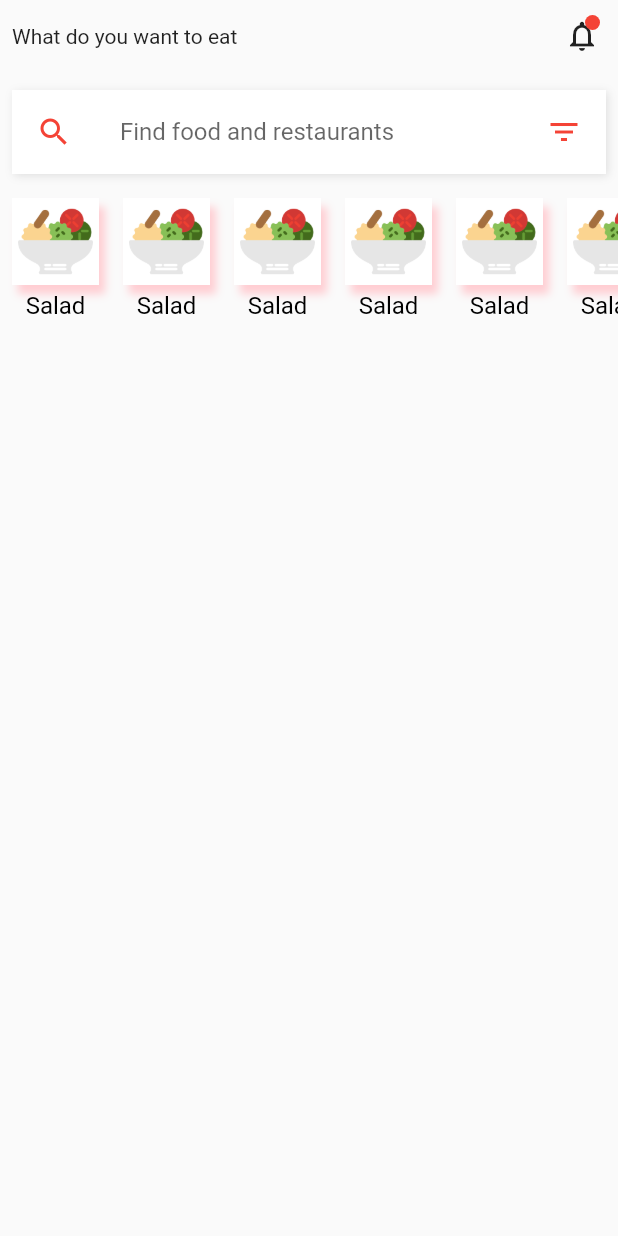
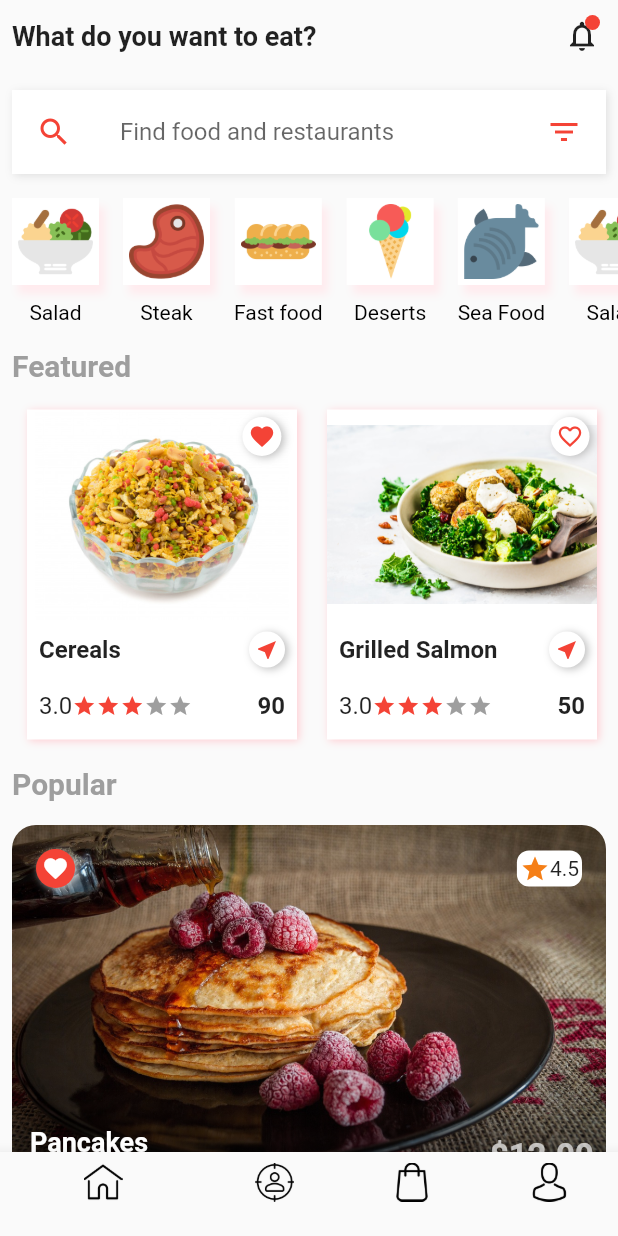
Before and after one commit to Blazebrain/food_blaze, a Flutter app: the screen it shows after launch, on a phone screen of 412 x 824 dp. Run offline on Flutter 3.47's test engine with Material 2 defaults, Android fonts, the phone set to English and light mode, and no system bars.

Commit message:
first screen done

```diff
--- a/lib/home_page.dart
+++ b/lib/home_page.dart
@@ -1,6 +1,11 @@
 import 'package:flutter/material.dart';
-import 'package:food_blaze/widgets/categories.dart';
-import 'package:food_blaze/widgets/title.dart';
+
+import 'widgets/categories.dart';
+import 'widgets/custom_subtitles.dart';
+import 'widgets/custom_text.dart';
+import 'widgets/featured_food.dart';
+import 'widgets/custom_nav_bar.dart';
+import 'widgets/popular_food.dart';
 
 class HomePage extends StatefulWidget {
   @override
@@ -19,7 +24,11 @@ class _HomePageState extends State<HomePage> {
               children: [
                 Padding(
                   padding: const EdgeInsets.all(8.0),
-                  child: Text('What do you want to eat'),
+                  child: CustomText(
+                    text: 'What do you want to eat?',
+                    size: 18,
+                    weight: FontWeight.bold,
+                  ),
                 ),
                 Stack(
                   children: [
@@ -78,9 +87,14 @@ class _HomePageState extends State<HomePage> {
               ),
             ),
             Categories(),
+            CustomSubTitles(title: 'Featured'),
+            FeaturedFood(),
+            CustomSubTitles(title: 'Popular'),
+            PopularFood(),
           ],
         ),
       ),
+      bottomNavigationBar: MyNavBar(),
     );
   }
 }
--- /dev/null
+++ b/lib/models/category.dart
@@ -0,0 +1,11 @@
+import 'package:flutter/material.dart';
+
+class Category {
+  final String name;
+  final String imageUrl;
+
+  Category({
+    @required this.name,
+    @required this.imageUrl,
+  });
+}
--- /dev/null
+++ b/lib/models/featured.dart
@@ -0,0 +1,19 @@
+import 'package:flutter/widgets.dart';
+
+class Featured {
+  final String imageUrl;
+  final String name;
+  final String price;
+  final double rating;
+  final String vendor;
+  final bool wish;
+
+  Featured({
+    @required this.imageUrl,
+    @required this.name,
+    @required this.price,
+    @required this.rating,
+    @required this.vendor,
+    this.wish,
+  });
+}
--- a/lib/widgets/categories.dart
+++ b/lib/widgets/categories.dart
@@ -1,14 +1,25 @@
 import 'package:flutter/material.dart';
+import 'package:food_blaze/models/category.dart';
 
-import 'title.dart';
+import 'custom_text.dart';
+
+List<Category> categoriesList = [
+  Category(name: 'Salad', imageUrl: 'salad.png'),
+  Category(name: 'Steak', imageUrl: 'steak.png'),
+  Category(name: 'Fast food', imageUrl: 'sandwich.png'),
+  Category(name: 'Deserts', imageUrl: 'ice-cream.png'),
+  Category(name: 'Sea Food', imageUrl: 'fish.png'),
+  Category(name: 'Salad', imageUrl: 'salad.png'),
+  Category(name: 'Steak', imageUrl: 'steak.png'),
+];
 
 class Categories extends StatelessWidget {
   @override
   Widget build(BuildContext context) {
     return Container(
-      height: 120,
+      height: 100,
       child: ListView.builder(
-          itemCount: 6,
+          itemCount: categoriesList.length,
           scrollDirection: Axis.horizontal,
           itemBuilder: (context, index) {
             return Padding(
@@ -22,24 +33,24 @@ class Categories extends StatelessWidget {
                         BoxShadow(
                           blurRadius: 4,
                           offset: Offset(4, 6),
-                          color: Colors.red[100],
+                          color: Colors.red[50],
                         )
                       ],
                     ),
                     child: Padding(
                       padding: EdgeInsets.all(4),
                       child: Image.asset(
-                        'images/salad.png',
+                        'images/${categoriesList[index].imageUrl}',
                         width: 50,
                       ),
                     ),
                   ),
                   SizedBox(
-                    height: 4,
+                    height: 10,
                   ),
                   CustomText(
-                    text: 'Salad',
-                    size: 16,
+                    text: categoriesList[index].name,
+                    size: 14,
                     color: Colors.black,
                   ),
                 ],
--- /dev/null
+++ b/lib/widgets/custom_nav_bar.dart
@@ -0,0 +1,63 @@
+import 'package:flutter/material.dart';
+
+import 'custom_text.dart';
+
+class MyNavBar extends StatelessWidget {
+  const MyNavBar({
+    Key key,
+  }) : super(key: key);
+
+  @override
+  Widget build(BuildContext context) {
+    return BottomNavigationBar(showUnselectedLabels: true, items: [
+      BottomNavigationBarItem(
+        icon: Image.asset(
+          'images/home.png',
+          width: 26,
+          height: 26,
+        ),
+        title: CustomText(
+          text: 'Home',
+          color: Colors.black,
+          size: 14,
+        ),
+      ),
+      BottomNavigationBarItem(
+        icon: Image.asset(
+          'images/target.png',
+          width: 26,
+          height: 26,
+        ),
+        title: CustomText(
+          text: 'Near by',
+          color: Colors.black,
+          size: 14,
+        ),
+      ),
+      BottomNavigationBarItem(
+        icon: Image.asset(
+          'images/shopping-bag.png',
+          width: 26,
+          height: 26,
+        ),
+        title: CustomText(
+          text: 'Cart',
+          color: Colors.black,
+          size: 14,
+        ),
+      ),
+      BottomNavigationBarItem(
+        icon: Image.asset(
+          'images/avatar.png',
+          width: 26,
+          height: 26,
+        ),
+        title: CustomText(
+          text: 'Account',
+          color: Colors.black,
+          size: 14,
+        ),
+      ),
+    ]);
+  }
+}
--- /dev/null
+++ b/lib/widgets/custom_subtitles.dart
@@ -0,0 +1,24 @@
+import 'package:flutter/material.dart';
+
+import 'custom_text.dart';
+
+class CustomSubTitles extends StatelessWidget {
+  final String title;
+  const CustomSubTitles({
+    Key key,
+    @required this.title,
+  }) : super(key: key);
+
+  @override
+  Widget build(BuildContext context) {
+    return Padding(
+      padding: const EdgeInsets.all(8.0),
+      child: CustomText(
+        text: title,
+        size: 20,
+        color: Colors.grey,
+        weight: FontWeight.bold,
+      ),
+    );
+  }
+}
--- /dev/null
+++ b/lib/widgets/favourite_button.dart
@@ -0,0 +1,30 @@
+import 'package:flutter/material.dart';
+
+class FavouriteButton extends StatelessWidget {
+  final Icon icon;
+  final Color color;
+  const FavouriteButton({
+    Key key,
+    this.icon,
+    this.color,
+  }) : super(key: key);
+
+  @override
+  Widget build(BuildContext context) {
+    return Container(
+      padding: EdgeInsets.all(4),
+      decoration: BoxDecoration(
+        borderRadius: BorderRadius.circular(20),
+        color: color,
+        boxShadow: [
+          BoxShadow(
+            blurRadius: 4,
+            offset: Offset(2, 1),
+            color: Colors.grey[400],
+          )
+        ],
+      ),
+      child: icon,
+    );
+  }
+}
--- /dev/null
+++ b/lib/widgets/featured_food.dart
@@ -0,0 +1,156 @@
+import 'package:flutter/material.dart';
+import 'package:food_blaze/models/featured.dart';
+
+import 'custom_text.dart';
+import 'favourite_button.dart';
+
+List<Featured> featuredFoodList = [
+  Featured(
+      imageUrl: '1.jpg',
+      name: 'Cereals',
+      price: '90',
+      rating: 3.0,
+      vendor: '4.7',
+      wish: true),
+  Featured(
+      imageUrl: '2.jpg',
+      name: 'Grilled Salmon',
+      price: '50',
+      rating: 3.0,
+      vendor: 'Maggi',
+      wish: false),
+  Featured(
+      imageUrl: '3.jpg',
+      name: 'Taccos',
+      price: '65',
+      rating: 4.0,
+      vendor: 'Maggi',
+      wish: true),
+  Featured(
+      imageUrl: '4.jpeg',
+      name: 'Freshyo',
+      price: '30',
+      rating: 3.0,
+      vendor: 'Maggi',
+      wish: false),
+  Featured(
+      imageUrl: '5.jpg',
+      name: 'Cactonus',
+      price: '70',
+      rating: 3.0,
+      vendor: 'Maggi',
+      wish: true),
+];
+
+class FeaturedFood extends StatelessWidget {
+  const FeaturedFood({
+    Key key,
+  }) : super(key: key);
+
+  @override
+  Widget build(BuildContext context) {
+    return Container(
+      margin: EdgeInsets.only(left: 8),
+      height: 240,
+      child: ListView.builder(
+        scrollDirection: Axis.horizontal,
+        itemCount: featuredFoodList.length,
+        itemBuilder: (context, index) {
+          return Padding(
+            padding: const EdgeInsets.all(10.0),
+            child: Container(
+              width: 180,
+              height: 240,
+              decoration: BoxDecoration(
+                color: Colors.white,
+                boxShadow: [
+                  BoxShadow(
+                    blurRadius: 4,
+                    offset: Offset(1, 1),
+                    color: Colors.red[100],
+                  )
+                ],
+              ),
+              child: Column(
+                children: [
+                  Stack(
+                    children: [
+                      Image.asset(
+                        'images/${featuredFoodList[index].imageUrl}',
+                        height: 140,
+                        // width: 140,
+                      ),
+                      Positioned(
+                        top: 5,
+                        right: 5,
+                        child: FavouriteButton(
+                          color: Colors.white,
+                          icon: featuredFoodList[index].wish
+                              ? Icon(
+                                  Icons.favorite,
+                                  color: Colors.red,
+                                  size: 18,
+                                )
+                              : Icon(
+                                  Icons.favorite_border,
+                                  color: Colors.red,
+                                  size: 18,
+                                ),
+                        ),
+                      ),
+                    ],
+                  ),
+                  Padding(
+                    padding: const EdgeInsets.all(8.0),
+                    child: Row(
+                      mainAxisAlignment: MainAxisAlignment.spaceBetween,
+                      children: [
+                        CustomText(
+                          text: featuredFoodList[index].name,
+                          size: 16,
+                          weight: FontWeight.w600,
+                        ),
+                        FavouriteButton(
+                          color: Colors.white,
+                          icon: Icon(
+                            Icons.near_me,
+                            size: 16,
+                            color: Colors.red,
+                          ),
+                        ),
+                      ],
+                    ),
+                  ),
+                  Padding(
+                    padding: const EdgeInsets.all(8.0),
+                    child: Row(
+                      mainAxisAlignment: MainAxisAlignment.spaceBetween,
+                      children: [
+                        Row(
+                          children: [
+                            CustomText(
+                                text:
+                                    featuredFoodList[index].rating.toString()),
+                            Icon(Icons.star, color: Colors.red, size: 16),
+                            Icon(Icons.star, color: Colors.red, size: 16),
+                            Icon(Icons.star, color: Colors.red, size: 16),
+                            Icon(Icons.star, color: Colors.grey, size: 16),
+                            Icon(Icons.star, color: Colors.grey, size: 16),
+                          ],
+                        ),
+                        CustomText(
+                          text: featuredFoodList[index].price,
+                          weight: FontWeight.bold,
+                        ),
+                      ],
+                    ),
+                  )
+                ],
+              ),
+            ),
+          );
+        },
+      ),
+    );
+  }
+}
--- /dev/null
+++ b/lib/widgets/popular_food.dart
@@ -0,0 +1,129 @@
+import 'package:flutter/material.dart';
+
+import 'custom_text.dart';
+import 'favourite_button.dart';
+
+class PopularFood extends StatelessWidget {
+  const PopularFood({
+    Key key,
+  }) : super(key: key);
+
+  @override
+  Widget build(BuildContext context) {
+    return Padding(
+      padding: const EdgeInsets.all(8.0),
+      child: Stack(
+        children: [
+          ClipRRect(
+            borderRadius: BorderRadius.circular(16),
+            child: Image.asset('images/food.jpg'),
+          ),
+          Padding(
+            padding: const EdgeInsets.all(16.0),
+            child: Row(
+              mainAxisAlignment: MainAxisAlignment.spaceBetween,
+              children: [
+                FavouriteButton(
+                  icon: Icon(
+                    Icons.favorite,
+                    color: Colors.white,
+                    size: 18,
+                  ),
+                  color: Colors.red,
+                ),
+                Container(
+                  padding: EdgeInsets.all(2),
+                  decoration: BoxDecoration(
+                    color: Colors.white,
+                    borderRadius: BorderRadius.circular(8),
+                  ),
+                  child: Row(
+                    children: [
+                      Icon(
+                        Icons.star,
+                        size: 20,
+                        color: Colors.yellow[900],
+                      ),
+                      Text('4.5'),
+                    ],
+                  ),
+                )
+              ],
+            ),
+          ),
+          Positioned.fill(
+              child: Align(
+            alignment: Alignment.bottomCenter,
+            child: Container(
+              height: 100,
+              decoration: BoxDecoration(
+                  borderRadius: BorderRadius.only(
+                    bottomLeft: Radius.circular(20),
+                    bottomRight: Radius.circular(20),
+                  ),
+                  gradient: LinearGradient(
+                      begin: Alignment.bottomCenter,
+                      end: Alignment.topCenter,
+                      colors: [
+                        Colors.black.withOpacity(0.8),
+                        Colors.black.withOpacity(0.7),
+                        Colors.black.withOpacity(0.6),
+                        Colors.black.withOpacity(0.5),
+                        Colors.black.withOpacity(0.4),
+                        Colors.black.withOpacity(0.3),
+                        Colors.black.withOpacity(0.2),
+                        Colors.black.withOpacity(0.1),
+                        Colors.black.withOpacity(0.05),
+                        Colors.black.withOpacity(0.025),
+                      ])),
+            ),
+          )),
+          Positioned.fill(
+            child: Align(
+              alignment: Alignment.bottomCenter,
+              child: Row(
+                mainAxisAlignment: MainAxisAlignment.spaceBetween,
+                children: [
+                  Padding(
+                    padding: EdgeInsets.fromLTRB(12, 8, 8, 8),
+                    child: RichText(
+                        text: TextSpan(children: [
+                      TextSpan(
+                        text: 'Pancakes \n',
+                        style: TextStyle(
+                          fontWeight: FontWeight.bold,
+                          fontSize: 18,
+                        ),
+                      ),
+                      TextSpan(
+                        text: 'by: ',
+                        style: TextStyle(
+                          fontSize: 14,
+                        ),
+                      ),
+                      TextSpan(
+                        text: 'Pizzahut',
+                        style: TextStyle(
+                          fontSize: 16,
+                        ),
+                      ),
+                    ])),
+                  ),
+                  Padding(
+                    padding: const EdgeInsets.all(8.0),
+                    child: CustomText(
+                      text: '\$12.99',
+                      size: 22,
+                      color: Colors.white70,
+                      weight: FontWeight.bold,
+                    ),
+                  ),
+                ],
+              ),
+            ),
+          )
+        ],
+      ),
+    );
+  }
+}
```
Also changed, not shown: lib/widgets/custom_text.dart (renamed from lib/widgets/title.dart).
